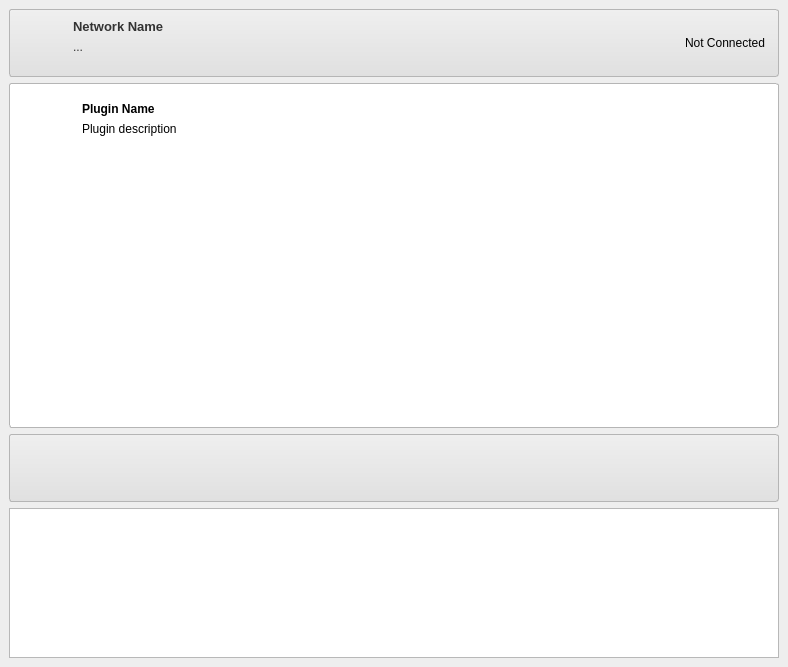
Above: ahenk/lider/formmain.ui from pars-linux/uludag before the change. Below: the same form after it.
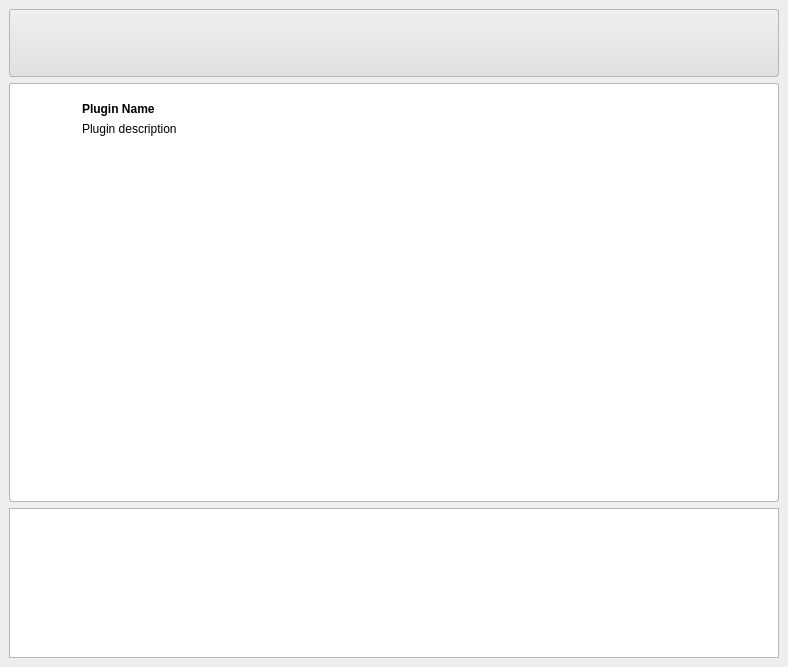
That is the form after the change. Icons and pictures are not drawn.

```diff
--- a/ahenk/lider/formmain.ui
+++ b/ahenk/lider/formmain.ui
@@ -98,128 +98,6 @@
       <enum>QFrame::Plain</enum>
      </property>
      <layout class="QGridLayout" name="gridLayout_2">
-      <item row="0" column="0">
-       <widget class="QFrame" name="frameTarget">
-        <property name="sizePolicy">
-         <sizepolicy hsizetype="Preferred" vsizetype="Minimum">
-          <horstretch>0</horstretch>
-          <verstretch>0</verstretch>
-         </sizepolicy>
-        </property>
-        <property name="minimumSize">
-         <size>
-          <width>0</width>
-          <height>64</height>
-         </size>
-        </property>
-        <property name="maximumSize">
-         <size>
-          <width>16777215</width>
-          <height>100</height>
-         </size>
-        </property>
-        <property name="frameShape">
-         <enum>QFrame::StyledPanel</enum>
-        </property>
-        <property name="frameShadow">
-         <enum>QFrame::Raised</enum>
-        </property>
-        <layout class="QGridLayout" name="gridLayout">
-         <item row="0" column="0" rowspan="2">
-          <widget class="QLabel" name="pixmapTarget">
-           <property name="sizePolicy">
-            <sizepolicy hsizetype="Fixed" vsizetype="Fixed">
-             <horstretch>0</horstretch>
-             <verstretch>0</verstretch>
-            </sizepolicy>
-           </property>
-           <property name="minimumSize">
-            <size>
-             <width>48</width>
-             <height>48</height>
-            </size>
-           </property>
-           <property name="maximumSize">
-            <size>
-             <width>48</width>
-             <height>48</height>
-            </size>
-           </property>
-           <property name="text">
-            <string/>
-           </property>
-           <property name="pixmap">
-            <pixmap resource="data.qrc">:/icons/network48.png</pixmap>
-           </property>
-          </widget>
-         </item>
-         <item row="0" column="1">
-          <widget class="QLabel" name="labelTarget">
-           <property name="sizePolicy">
-            <sizepolicy hsizetype="Expanding" vsizetype="Fixed">
-             <horstretch>0</horstretch>
-             <verstretch>0</verstretch>
-            </sizepolicy>
-           </property>
-           <property name="text">
-            <string>Network Name</string>
-           </property>
-           <property name="alignment">
-            <set>Qt::AlignLeading|Qt::AlignLeft|Qt::AlignTop</set>
-           </property>
-          </widget>
-         </item>
-         <item row="0" column="2" rowspan="2">
-          <widget class="QPushButton" name="pushConnection">
-           <property name="sizePolicy">
-            <sizepolicy hsizetype="Preferred" vsizetype="Fixed">
-             <horstretch>0</horstretch>
-             <verstretch>0</verstretch>
-            </sizepolicy>
-           </property>
-           <property name="layoutDirection">
-            <enum>Qt::RightToLeft</enum>
-           </property>
-           <property name="text">
-            <string>Not Connected</string>
-           </property>
-           <property name="icon">
-            <iconset resource="data.qrc">
-             <normaloff>:/icons/offline48.png</normaloff>:/icons/offline48.png</iconset>
-           </property>
-           <property name="iconSize">
-            <size>
-             <width>16</width>
-             <height>16</height>
-            </size>
-           </property>
-           <property name="flat">
-            <bool>true</bool>
-           </property>
-          </widget>
-         </item>
-         <item row="1" column="1">
-          <widget class="QLabel" name="labelTargetDesc">
-           <property name="sizePolicy">
-            <sizepolicy hsizetype="Expanding" vsizetype="Preferred">
-             <horstretch>0</horstretch>
-             <verstretch>0</verstretch>
-            </sizepolicy>
-           </property>
-           <property name="text">
-            <string>...</string>
-           </property>
-           <property name="textFormat">
-            <enum>Qt::PlainText</enum>
-           </property>
-           <property name="alignment">
-            <set>Qt::AlignLeading|Qt::AlignLeft|Qt::AlignTop</set>
-           </property>
-          </widget>
-         </item>
-        </layout>
-       </widget>
-      </item>
       <item row="1" column="0">
        <widget class="QFrame" name="frameMain">
         <property name="frameShape">
@@ -372,7 +250,17 @@
         </layout>
        </widget>
       </item>
-      <item row="2" column="0">
+      <item row="3" column="0">
+       <widget class="QTextBrowser" name="textLog">
+        <property name="maximumSize">
+         <size>
+          <width>16777215</width>
+          <height>150</height>
+         </size>
+        </property>
+       </widget>
+      </item>
+      <item row="0" column="0">
        <widget class="QFrame" name="frameTools">
         <property name="sizePolicy">
          <sizepolicy hsizetype="Preferred" vsizetype="Minimum">
@@ -577,6 +465,35 @@
              </property>
             </widget>
            </item>
+           <item>
+            <widget class="QPushButton" name="pushConnection">
+             <property name="sizePolicy">
+              <sizepolicy hsizetype="Preferred" vsizetype="Fixed">
+               <horstretch>0</horstretch>
+               <verstretch>0</verstretch>
+              </sizepolicy>
+             </property>
+             <property name="layoutDirection">
+              <enum>Qt::LeftToRight</enum>
+             </property>
+             <property name="text">
+              <string/>
+             </property>
+             <property name="icon">
+              <iconset resource="data.qrc">
+               <normaloff>:/icons/offline48.png</normaloff>:/icons/offline48.png</iconset>
+             </property>
+             <property name="iconSize">
+              <size>
+               <width>32</width>
+               <height>32</height>
+              </size>
+             </property>
+             <property name="flat">
+              <bool>true</bool>
+             </property>
+            </widget>
+           </item>
           </layout>
          </item>
         </layout>
```
Left out of the diff: 14 changed lines with no effect on the pictures.
